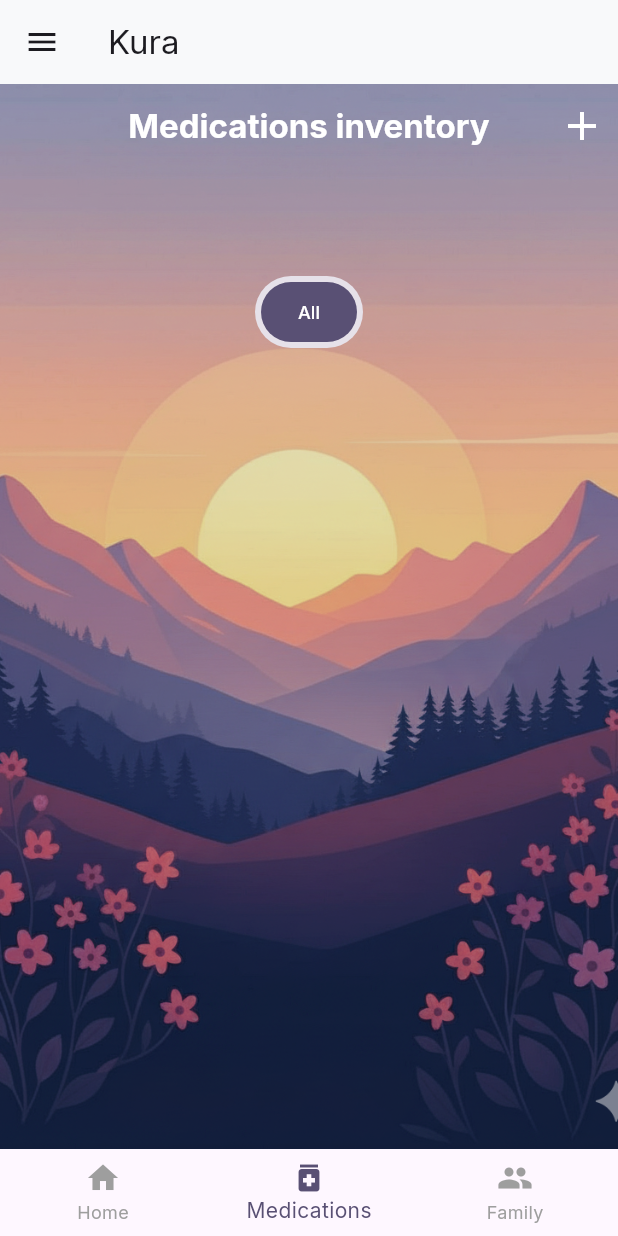
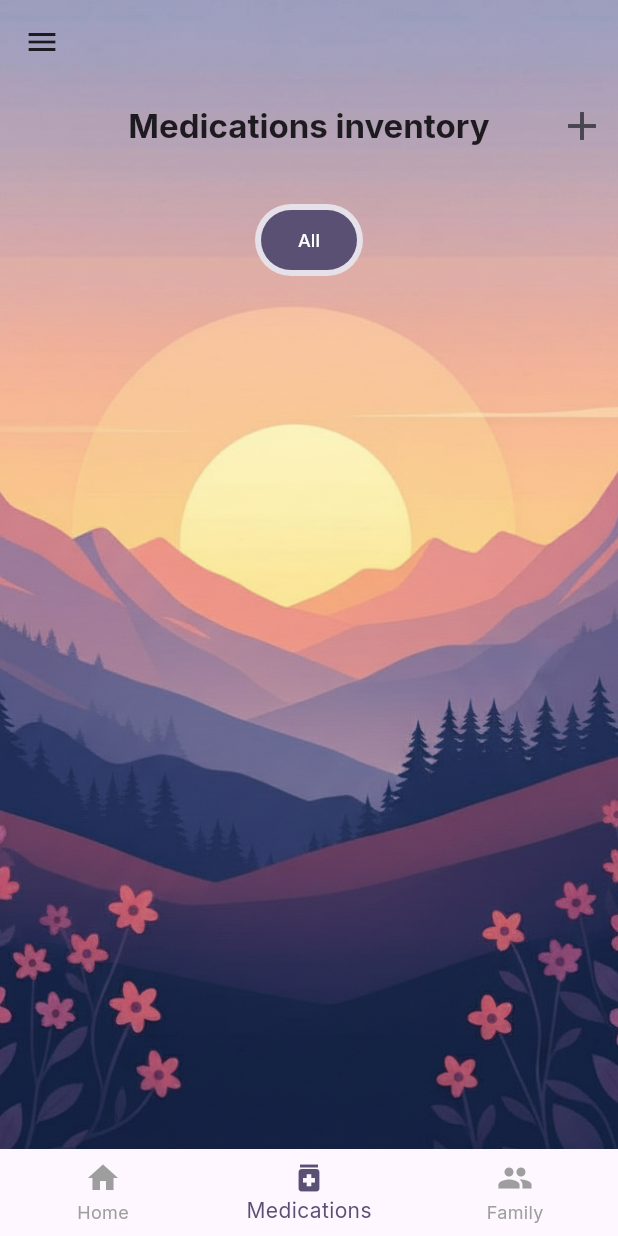
Before and after one commit to tangly/kura, a Flutter app: the screen it shows after launch, item 2 of the bottom bar chosen, in the side drawer, after a tap on the "add" icon, on a phone screen of 412 x 824 dp. Run offline on Flutter 3.47's test engine with Material 3 defaults, Android fonts, the light colour scheme and no system bars; our stand-ins replace equatable, flutter_local_notifications, flutter_riverpod, google_fonts, hive, hive_flutter and 1 more; accounts and stored records are empty.

Commit message:
feat(ui): enhance FamilyMemberList and MedicationList screens with improved UI and background handling

```diff
--- a/lib/src/views/family_member_list_screen.dart
+++ b/lib/src/views/family_member_list_screen.dart
@@ -14,11 +14,14 @@ class FamilyMemberListScreen extends ConsumerWidget {
     final theme = Theme.of(context);
 
     return Scaffold(
+      backgroundColor: Colors.transparent,
       extendBodyBehindAppBar: true,
       appBar: AppBar(
         backgroundColor: Colors.transparent,
         elevation: 0,
-        title: Text(l10n.familyBottomBar, style: theme.textTheme.titleLarge?.copyWith(color: Colors.white, fontWeight: FontWeight.bold)),
+        title: Text(l10n.familyBottomBar,
+            style: theme.textTheme.titleLarge
+                ?.copyWith(color: Colors.white, fontWeight: FontWeight.bold)),
         centerTitle: true,
         actions: [
           IconButton(
@@ -33,21 +36,15 @@ class FamilyMemberListScreen extends ConsumerWidget {
           ),
         ],
       ),
-      body: Container(
-        decoration: const BoxDecoration(
-          image: DecorationImage(
-            image: AssetImage('design/family-background.png'),
-            fit: BoxFit.cover,
-          ),
-        ),
-        child: userList.when(
+      body: userList.when(
         data: (users) {
           return ListView.builder(
             itemCount: users.length,
             itemBuilder: (context, index) {
               final user = users[index];
               return Card(
-                margin: const EdgeInsets.symmetric(horizontal: 10, vertical: 5),
+                margin:
+                    const EdgeInsets.symmetric(horizontal: 10, vertical: 5),
                 elevation: 2,
                 shape: RoundedRectangleBorder(
                   borderRadius: BorderRadius.circular(10),
@@ -58,7 +55,8 @@ class FamilyMemberListScreen extends ConsumerWidget {
                   onTap: () {
                     Navigator.of(context).push(
                       MaterialPageRoute(
-                        builder: (context) => AddEditFamilyMemberScreen(user: user),
+                        builder: (context) =>
+                            AddEditFamilyMemberScreen(user: user),
                       ),
                     );
                   },
@@ -68,8 +66,8 @@ class FamilyMemberListScreen extends ConsumerWidget {
           );
         },
         loading: () => const Center(child: CircularProgressIndicator()),
-        error: (error, stack) => Center(child: Text(l10n.couldNotLoadUsers)),
-      ),
+        error: (error, stack) =>
+            Center(child: Text(l10n.couldNotLoadUsers)),
       ),
     );
   }
--- a/lib/src/views/home_screen.dart
+++ b/lib/src/views/home_screen.dart
@@ -16,6 +16,7 @@ class HomeScreen extends ConsumerStatefulWidget {
 
 class _HomeScreenState extends ConsumerState<HomeScreen> {
   int _selectedIndex = 0;
+  String _backgroundImage = 'design/header.png';
 
   late final List<Widget> _widgetOptions;
 
@@ -34,6 +35,16 @@ class _HomeScreenState extends ConsumerState<HomeScreen> {
   void _onItemTapped(int index) {
     setState(() {
       _selectedIndex = index;
+      switch (_selectedIndex) {
+        case 0:
+          _backgroundImage = 'design/header.png';
+          break;
+        case 2:
+          _backgroundImage = 'design/family-background.png';
+          break;
+        default:
+          _backgroundImage = 'design/header.png';
+      }
     });
   }
 
@@ -42,9 +53,20 @@ class _HomeScreenState extends ConsumerState<HomeScreen> {
     final l10n = AppLocalizations.of(context)!;
     final theme = Theme.of(context);
 
-    return Scaffold(
+    return Stack(
+      children: [
+        Positioned.fill(
+          child: Image.asset(
+            _backgroundImage,
+            fit: BoxFit.cover,
+          ),
+        ),
+        Scaffold(
+          backgroundColor: Colors.transparent,
           appBar: AppBar(
-        title: const Text('Kura'),
+            backgroundColor: Colors.transparent,
+            elevation: 0,
+            //title: const Text('Kura'),
           ),
           drawer: Drawer(
             child: ListView(
@@ -70,7 +92,8 @@ class _HomeScreenState extends ConsumerState<HomeScreen> {
                     Navigator.push(
                       context,
                       MaterialPageRoute(
-                    builder: (context) => const PendingNotificationsScreen(),
+                        builder: (context) =>
+                            const PendingNotificationsScreen(),
                       ),
                     );
                   },
@@ -108,6 +131,8 @@ class _HomeScreenState extends ConsumerState<HomeScreen> {
         showUnselectedLabels: true,
         onTap: _onItemTapped,
       ),
+    ),
+    ],
     );
   }
 }
@@ -122,38 +147,18 @@ class _HomeView extends ConsumerWidget {
     final medicationList = ref.watch(medicationListProvider);
     return Stack(
       children: [
-        Container(
-          height: 500,
-          decoration: BoxDecoration(
-            image: const DecorationImage(
-              image: AssetImage('design/header.png'),
-              fit: BoxFit.cover,
-            ),
-            borderRadius: const BorderRadius.only(
-              bottomLeft: Radius.circular(30),
-              bottomRight: Radius.circular(30),
-            ),
-          ),
-          foregroundDecoration: BoxDecoration(
-
-            borderRadius: const BorderRadius.only(
-              bottomLeft: Radius.circular(30),
-              bottomRight: Radius.circular(30),
-            ),
-          ),
-        ),
         Align(
-          alignment: Alignment.center,
-          child: Container(
-            padding: const EdgeInsets.only(bottom: 50),
-            child: Text(
+          alignment: Alignment.topCenter,
+          child:
+            //padding: const EdgeInsets.only(bottom: 50),
+             Text(
               'Kura',
               style: theme.textTheme.displayLarge?.copyWith(
                 color: const Color.fromARGB(255, 202, 133, 114),
                 fontWeight: FontWeight.bold,
               ),
             ),
-          ),
+
         ),
         SingleChildScrollView(
           child: Padding(
@@ -162,7 +167,6 @@ class _HomeView extends ConsumerWidget {
               crossAxisAlignment: CrossAxisAlignment.start,
               children: [
                 const SizedBox(height: 500),
-
                 const SizedBox(height: 8),
                 Row(
                   children: [
@@ -173,21 +177,40 @@ class _HomeView extends ConsumerWidget {
                           child: Padding(
                             padding: const EdgeInsets.all(16.0),
                             child: medicationList.when(
-                              loading: () => const Center(child: CircularProgressIndicator()),
-                              error: (err, stack) => const Center(child: Text('Error')),
+                              loading: () =>
+                                  const Center(child: CircularProgressIndicator()),
+                              error: (err, stack) =>
+                                  const Center(child: Text('Error')),
                               data: (medications) {
-                                final expiredCount = medications.where((m) => m.expirationDate.isBefore(DateTime.now())).length;
-                                final expiringSoonCount = medications.where((m) => m.expirationDate.isAfter(DateTime.now()) && m.expirationDate.isBefore(DateTime.now().add(const Duration(days: 30)))).length;
+                                final expiredCount = medications
+                                    .where((m) => m.expirationDate
+                                        .isBefore(DateTime.now()))
+                                    .length;
+                                final expiringSoonCount = medications
+                                    .where((m) =>
+                                        m.expirationDate.isAfter(DateTime.now()) &&
+                                        m.expirationDate.isBefore(DateTime.now()
+                                            .add(const Duration(days: 30))))
+                                    .length;
                                 return Column(
                                   crossAxisAlignment: CrossAxisAlignment.start,
                                   children: [
-                                    Center(child: Text('Medications', style: theme.textTheme.titleMedium!.copyWith(fontWeight: FontWeight.bold))),
+                                    Center(
+                                        child: Text('Medications',
+                                            style: theme.textTheme.titleMedium!
+                                                .copyWith(
+                                                    fontWeight:
+                                                        FontWeight.bold))),
                                     //const SizedBox(height: 8),
                                     Row(
                                       children: [
                                         Text(
                                           expiredCount.toString(),
-                                          style: theme.textTheme.headlineSmall?.copyWith(color: theme.colorScheme.error, fontWeight: FontWeight.bold),
+                                          style: theme.textTheme.headlineSmall
+                                              ?.copyWith(
+                                                  color:
+                                                      theme.colorScheme.error,
+                                                  fontWeight: FontWeight.bold),
                                         ),
                                         const SizedBox(width: 8),
                                         const Text('Expired'),
@@ -198,7 +221,10 @@ class _HomeView extends ConsumerWidget {
                                       children: [
                                         Text(
                                           expiringSoonCount.toString(),
-                                          style: theme.textTheme.headlineSmall?.copyWith(color: kWarningColor, fontWeight: FontWeight.bold),
+                                          style: theme.textTheme.headlineSmall
+                                              ?.copyWith(
+                                                  color: kWarningColor,
+                                                  fontWeight: FontWeight.bold),
                                         ),
                                         const SizedBox(width: 8),
                                         const Text('Expiring Soon'),
@@ -219,7 +245,8 @@ class _HomeView extends ConsumerWidget {
                           padding: const EdgeInsets.all(16.0),
                           child: Column(
                             children: [
-                              Text('8:00 AM', style: theme.textTheme.headlineMedium!),
+                              Text('8:00 AM',
+                                  style: theme.textTheme.headlineMedium!),
                               const SizedBox(height: 8),
                               const Text('Next Dose'),
                             ],
--- a/lib/src/views/medication_list_screen.dart
+++ b/lib/src/views/medication_list_screen.dart
@@ -18,15 +18,20 @@ class MedicationListScreen extends ConsumerWidget {
     final l10n = AppLocalizations.of(context)!;
 
     return Scaffold(
-      extendBodyBehindAppBar: true,
+      backgroundColor: Colors.transparent,
       appBar: AppBar(
-        title: Text(l10n.medications, style: theme.textTheme.titleLarge?.copyWith(color: Colors.white, fontWeight: FontWeight.bold)),
+        title: Text(
+          l10n.medications,
+          style: theme.textTheme.titleLarge?.copyWith(
+            fontWeight: FontWeight.bold,
+          ),
+        ),
         centerTitle: true,
         backgroundColor: Colors.transparent,
         elevation: 0,
         actions: [
           IconButton(
-            icon: const Icon(Icons.add, size: 32, color: Colors.white),
+            icon: const Icon(Icons.add, size: 32),
             onPressed: () {
               Navigator.of(context).push(
                 MaterialPageRoute(
@@ -37,26 +42,19 @@ class MedicationListScreen extends ConsumerWidget {
           ),
         ],
       ),
-      body: Stack(
+      body: Column(
           children: [
-          Container(
-            decoration: const BoxDecoration(
-              image: DecorationImage(
-                image: AssetImage('design/header.png'),
-                fit: BoxFit.cover,
+            const SizedBox(height: 16),
+            Padding(
+              padding: const EdgeInsets.symmetric(
+                horizontal: 16.0,
+                vertical: 8.0,
               ),
+              child: Container(
+                padding: const EdgeInsets.symmetric(
+                  horizontal: 4.0,
+                  vertical: 0.0,
                 ),
-          ),
-          Container(
-            color: Colors.black.withOpacity(0.1),
-          ),
-          Column(
-            children: [
-              const SizedBox(height: 120),
-              Padding(
-                padding: const EdgeInsets.symmetric(horizontal: 16.0, vertical: 8.0),
-                child: Container(
-                  padding: const EdgeInsets.symmetric(horizontal: 4.0, vertical: 0.0),
                 decoration: BoxDecoration(
                   color: theme.colorScheme.surfaceContainerHighest,
                   borderRadius: BorderRadius.circular(25),
@@ -68,33 +66,65 @@ class MedicationListScreen extends ConsumerWidget {
                     children: [
                       TextButton(
                         onPressed: () {
-                            ref.read(medicationFilterProvider.notifier).state = MedicationFilter.all;
+                          ref.read(medicationFilterProvider.notifier).state =
+                              MedicationFilter.all;
                         },
                         style: TextButton.styleFrom(
-                            backgroundColor: filter == MedicationFilter.all ? theme.colorScheme.primary : Colors.transparent,
+                          backgroundColor: filter == MedicationFilter.all
+                              ? theme.colorScheme.primary
+                              : Colors.transparent,
                           shape: RoundedRectangleBorder(
                             borderRadius: BorderRadius.circular(20),
                           ),
                         ),
-                          child: Text(l10n.all, style: TextStyle(fontSize: 12, color: filter == MedicationFilter.all ? Colors.white : theme.textTheme.bodyMedium?.color)),
+                        child: Text(
+                          l10n.all,
+                          style: TextStyle(
+                            fontSize: 12,
+                            color: filter == MedicationFilter.all
+                                ? Colors.white
+                                : theme.textTheme.bodyMedium?.color,
+                          ),
+                        ),
                       ),
                       userList.when(
                         data: (users) {
                           return Row(
                             children: users.map((user) {
-                                final isSelected = selectedUser == user && filter == MedicationFilter.user;
+                              final isSelected = selectedUser == user &&
+                                  filter == MedicationFilter.user;
                               return TextButton(
                                 onPressed: () {
-                                    ref.read(medicationFilterProvider.notifier).state = MedicationFilter.user;
-                                    ref.read(selectedUserProvider.notifier).state = user;
+                                  ref
+                                      .read(
+                                        medicationFilterProvider.notifier,
+                                      )
+                                      .state = MedicationFilter.user;
+                                  ref
+                                      .read(
+                                        selectedUserProvider.notifier,
+                                      )
+                                      .state = user;
                                 },
                                 style: TextButton.styleFrom(
-                                    backgroundColor: isSelected ? theme.colorScheme.primary : Colors.transparent,
+                                  backgroundColor: isSelected
+                                      ? theme.colorScheme.primary
+                                      : Colors.transparent,
                                   shape: RoundedRectangleBorder(
-                                      borderRadius: BorderRadius.circular(20),
+                                    borderRadius: BorderRadius.circular(
+                                      20,
                                     ),
                                   ),
-                                  child: Text(user.name, style: TextStyle(fontSize: 12, color: isSelected ? Colors.white : theme.textTheme.bodyMedium?.color)),
+                                ),
+                                child: Text(
+                                  user.name,
+                                  style: TextStyle(
+                                    fontSize: 12,
+                                    color: isSelected
+                                        ? Colors.white
+                                        : theme.textTheme.bodyMedium?.color,
+                                  ),
+                                ),
                               );
                             }).toList(),
                           );
@@ -120,13 +150,16 @@ class MedicationListScreen extends ConsumerWidget {
                         onTap: () {
                           Navigator.of(context).push(
                             MaterialPageRoute(
-                                builder: (context) =>
-                                    AddEditMedicationScreen(medication: medication),
+                              builder: (context) => AddEditMedicationScreen(
+                                medication: medication,
+                              ),
                             ),
                           );
                         },
                         child: Padding(
-                            padding: const EdgeInsets.symmetric(vertical: 4.0),
+                          padding: const EdgeInsets.symmetric(
+                            vertical: 4.0,
+                          ),
                           child: MedicationCard(medication: medication),
                         ),
                       );
@@ -134,10 +167,9 @@ class MedicationListScreen extends ConsumerWidget {
                   ),
                 ),
                 loading: () => const Center(child: CircularProgressIndicator()),
-                  error: (error, stackTrace) => Center(child: Text('Error: $error')),
+                error: (error, stackTrace) =>
+                    Center(child: Text('Error: $error')),
               ),
-              ),
-            ],
             ),
           ],
       ),
```
Lines whose indentation alone changed are shown as unchanged.
